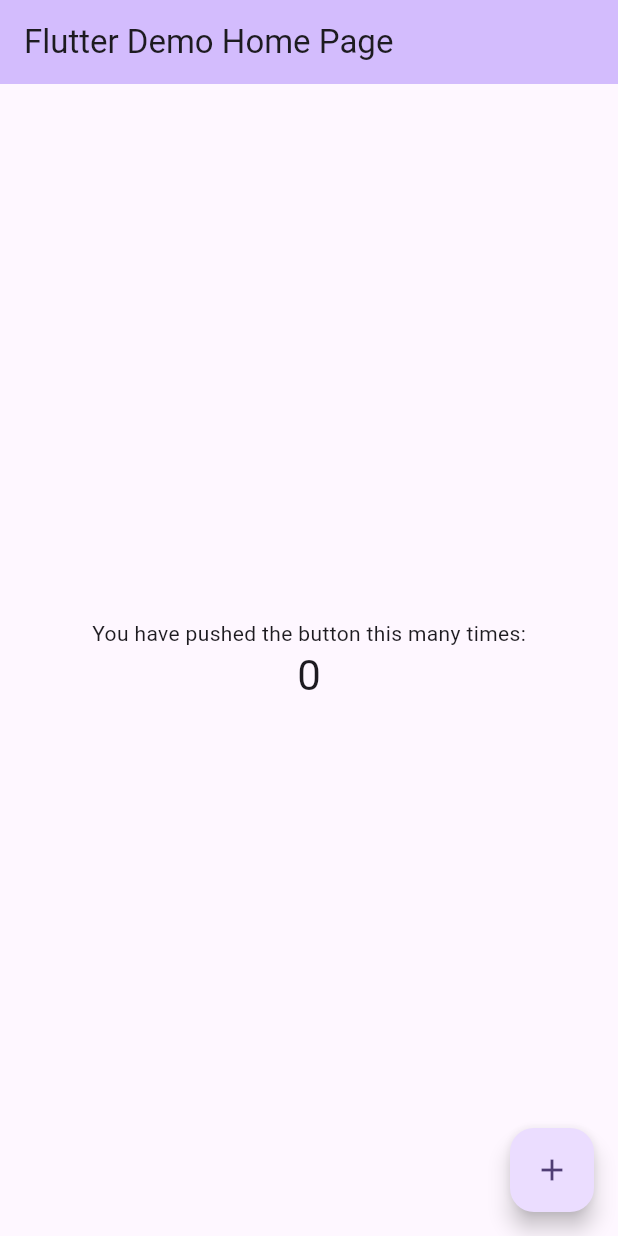
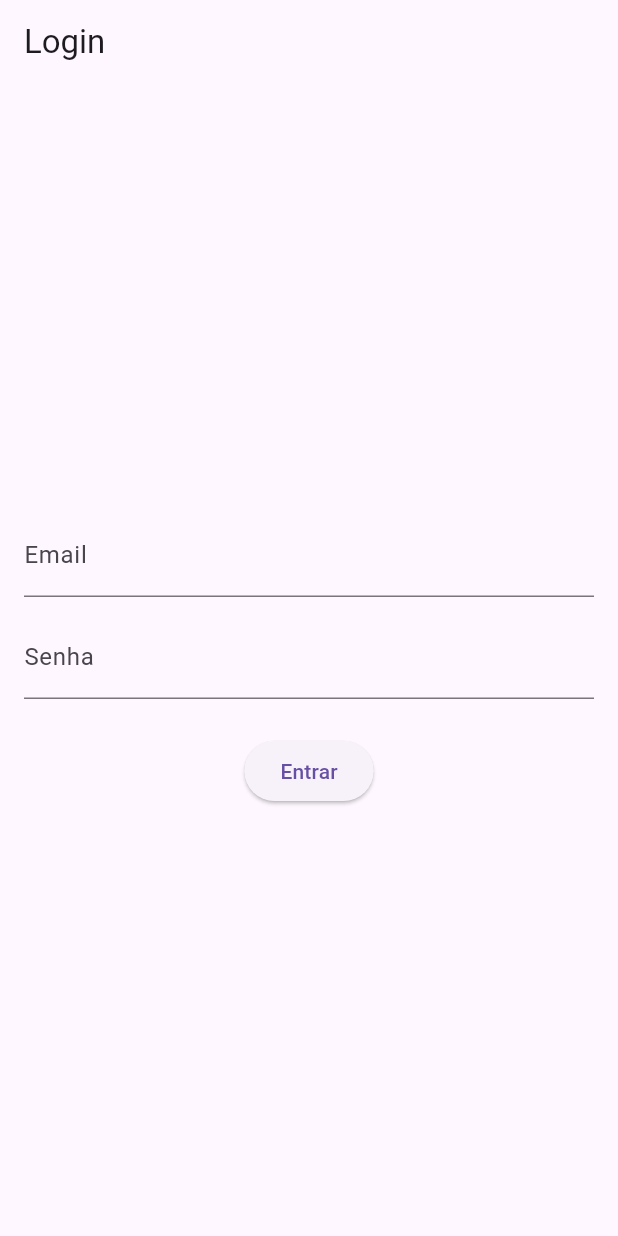
Before and after one commit to ApenasEsdras/studywithme, a Flutter app: the screen it shows after launch, on a phone screen of 412 x 824 dp. Run offline on Flutter 3.47's test engine with Material 3 defaults, Android fonts, the phone set to English and light mode, and no system bars; our stand-ins replace firebase_auth, firebase_core, percent_indicator; accounts and stored records are empty; generated files the repository leaves out were written again.

Commit message:
login + tela home com relogio incial possibilita colocar tempo do pomodoro e tem barra de porgresso

```diff
--- a/analysis_options.yaml
+++ b/analysis_options.yaml
@@ -7,6 +7,10 @@
 
 # The following line activates a set of recommended lints for Flutter apps,
 # packages, and plugins designed to encourage good coding practices.
+analyzer:
+  errors:
+    file_names: ignore
+    use_build_context_synchronously: ignore
 include: package:flutter_lints/flutter.yaml
 
 linter:
--- a/lib/main.dart
+++ b/lib/main.dart
@@ -1,122 +1,45 @@
 import 'package:flutter/material.dart';
+import 'package:firebase_core/firebase_core.dart';
+import 'package:firebase_auth/firebase_auth.dart';
+import 'package:studywithme/pages/home_page.dart';
+import 'package:studywithme/pages/login_page.dart';
+import 'firebase_options.dart';
 
-void main() {
-  runApp(const MyApp());
+void main() async {
+  WidgetsFlutterBinding.ensureInitialized();
+  await Firebase.initializeApp(options: DefaultFirebaseOptions.currentPlatform);
+  runApp(MyApp());
 }
 
 class MyApp extends StatelessWidget {
   const MyApp({super.key});
 
-  // This widget is the root of your application.
   @override
   Widget build(BuildContext context) {
     return MaterialApp(
-      title: 'Flutter Demo',
-      theme: ThemeData(
-        // This is the theme of your application.
-        //
-        // TRY THIS: Try running your application with "flutter run". You'll see
-        // the application has a purple toolbar. Then, without quitting the app,
-        // try changing the seedColor in the colorScheme below to Colors.green
-        // and then invoke "hot reload" (save your changes or press the "hot
-        // reload" button in a Flutter-supported IDE, or press "r" if you used
-        // the command line to start the app).
-        //
-        // Notice that the counter didn't reset back to zero; the application
-        // state is not lost during the reload. To reset the state, use hot
-        // restart instead.
-        //
-        // This works for code too, not just values: Most code changes can be
-        // tested with just a hot reload.
-        colorScheme: ColorScheme.fromSeed(seedColor: Colors.deepPurple),
-      ),
-      home: const MyHomePage(title: 'Flutter Demo Home Page'),
+      title: 'Pomodoro App',
+      theme: ThemeData(primarySwatch: Colors.deepOrange),
+      home: AuthWrapper(),
     );
   }
 }
 
-class MyHomePage extends StatefulWidget {
-  const MyHomePage({super.key, required this.title});
-
-  // This widget is the home page of your application. It is stateful, meaning
-  // that it has a State object (defined below) that contains fields that affect
-  // how it looks.
-
-  // This class is the configuration for the state. It holds the values (in this
-  // case the title) provided by the parent (in this case the App widget) and
-  // used by the build method of the State. Fields in a Widget subclass are
-  // always marked "final".
-
-  final String title;
-
-  @override
-  State<MyHomePage> createState() => _MyHomePageState();
-}
-
-class _MyHomePageState extends State<MyHomePage> {
-  int _counter = 0;
-
-  void _incrementCounter() {
-    setState(() {
-      // This call to setState tells the Flutter framework that something has
-      // changed in this State, which causes it to rerun the build method below
-      // so that the display can reflect the updated values. If we changed
-      // _counter without calling setState(), then the build method would not be
-      // called again, and so nothing would appear to happen.
-      _counter++;
-    });
-  }
+class AuthWrapper extends StatelessWidget {
+  const AuthWrapper({super.key});
 
   @override
   Widget build(BuildContext context) {
-    // This method is rerun every time setState is called, for instance as done
-    // by the _incrementCounter method above.
-    //
-    // The Flutter framework has been optimized to make rerunning build methods
-    // fast, so that you can just rebuild anything that needs updating rather
-    // than having to individually change instances of widgets.
-    return Scaffold(
-      appBar: AppBar(
-        // TRY THIS: Try changing the color here to a specific color (to
-        // Colors.amber, perhaps?) and trigger a hot reload to see the AppBar
-        // change color while the other colors stay the same.
-        backgroundColor: Theme.of(context).colorScheme.inversePrimary,
-        // Here we take the value from the MyHomePage object that was created by
-        // the App.build method, and use it to set our appbar title.
-        title: Text(widget.title),
-      ),
-      body: Center(
-        // Center is a layout widget. It takes a single child and positions it
-        // in the middle of the parent.
-        child: Column(
-          // Column is also a layout widget. It takes a list of children and
-          // arranges them vertically. By default, it sizes itself to fit its
-          // children horizontally, and tries to be as tall as its parent.
-          //
-          // Column has various properties to control how it sizes itself and
-          // how it positions its children. Here we use mainAxisAlignment to
-          // center the children vertically; the main axis here is the vertical
-          // axis because Columns are vertical (the cross axis would be
-          // horizontal).
-          //
-          // TRY THIS: Invoke "debug painting" (choose the "Toggle Debug Paint"
-          // action in the IDE, or press "p" in the console), to see the
-          // wireframe for each widget.
-          mainAxisAlignment: MainAxisAlignment.center,
-          children: <Widget>[
-            const Text('You have pushed the button this many times:'),
-            Text(
-              '$_counter',
-              style: Theme.of(context).textTheme.headlineMedium,
-            ),
-          ],
-        ),
-      ),
-      floatingActionButton: FloatingActionButton(
-        onPressed: _incrementCounter,
-        tooltip: 'Increment',
-        child: const Icon(Icons.add),
-      ), // This trailing comma makes auto-formatting nicer for build methods.
+    return StreamBuilder<User?>(
+      stream: FirebaseAuth.instance.authStateChanges(),
+      builder: (context, snapshot) {
+        if (snapshot.connectionState == ConnectionState.waiting) {
+          return Scaffold(body: Center(child: CircularProgressIndicator()));
+        } else if (snapshot.hasData) {
+          return HomeScreen();
+        } else {
+          return LoginScreen();
+        }
+      },
     );
   }
 }
--- /dev/null
+++ b/lib/pages/login_page.dart
@@ -0,0 +1,69 @@
+// ignore_for_file: use_build_context_synchronously
+
+import 'package:firebase_auth/firebase_auth.dart';
+import 'package:flutter/material.dart';
+
+class LoginScreen extends StatefulWidget {
+  const LoginScreen({super.key});
+
+  @override
+  State<LoginScreen> createState() => _LoginScreenState();
+}
+
+class _LoginScreenState extends State<LoginScreen> {
+  final _emailController = TextEditingController();
+  final _senhaController = TextEditingController();
+
+  Future<void> _loginWithEmailAndPassword() async {
+    try {
+      await FirebaseAuth.instance.signInWithEmailAndPassword(
+        email: _emailController.text.trim(),
+        password: _senhaController.text.trim(),
+      );
+    } on FirebaseAuthException catch (e) {
+      String mensagemErro;
+
+      if (e.code == 'user-not-found') {
+        mensagemErro = 'Usuário não encontrado.';
+      } else if (e.code == 'wrong-password') {
+        mensagemErro = 'Senha incorreta.';
+      } else {
+        mensagemErro = 'Erro: ${e.message}';
+      }
+
+      ScaffoldMessenger.of(
+        context,
+      ).showSnackBar(SnackBar(content: Text(mensagemErro)));
+    }
+  }
+
+  @override
+  Widget build(BuildContext context) {
+    return Scaffold(
+      appBar: AppBar(title: const Text('Login')),
+      body: Padding(
+        padding: const EdgeInsets.all(16.0),
+        child: Column(
+          mainAxisAlignment: MainAxisAlignment.center,
+          children: [
+            TextField(
+              controller: _emailController,
+              decoration: const InputDecoration(labelText: 'Email'),
+            ),
+            const SizedBox(height: 12),
+            TextField(
+              controller: _senhaController,
+              obscureText: true,
+              decoration: const InputDecoration(labelText: 'Senha'),
+            ),
+            const SizedBox(height: 24),
+            ElevatedButton(
+              onPressed: _loginWithEmailAndPassword,
+              child: const Text('Entrar'),
+            ),
+          ],
+        ),
+      ),
+    );
+  }
+}
--- a/pubspec.yaml
+++ b/pubspec.yaml
@@ -34,6 +34,10 @@ dependencies:
   # The following adds the Cupertino Icons font to your application.
   # Use with the CupertinoIcons class for iOS style icons.
   cupertino_icons: ^1.0.8
+  firebase_core: ^3.13.1
+  firebase_auth: ^5.5.4
+  flutter_timer_countdown: ^1.0.7
+  percent_indicator: ^4.2.5
 
 dev_dependencies:
   flutter_test:
```
Also changed, not shown: lib/pages/home_page.dart (added, +173 -0 lines), pubspec.lock, 79 other files.
